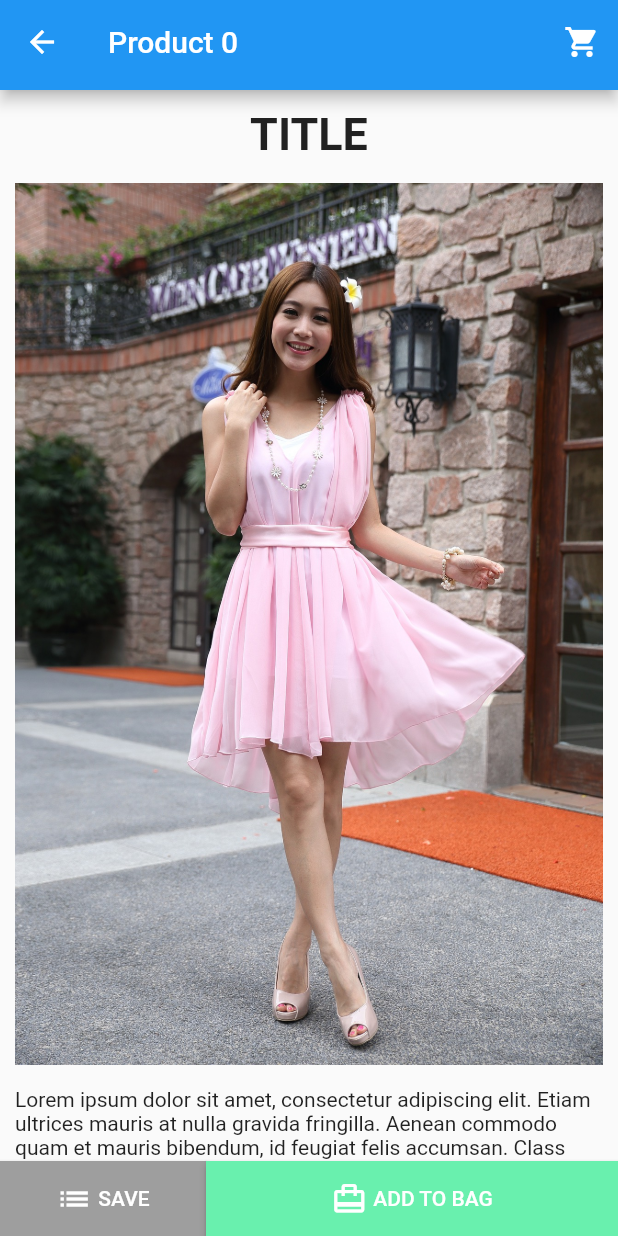
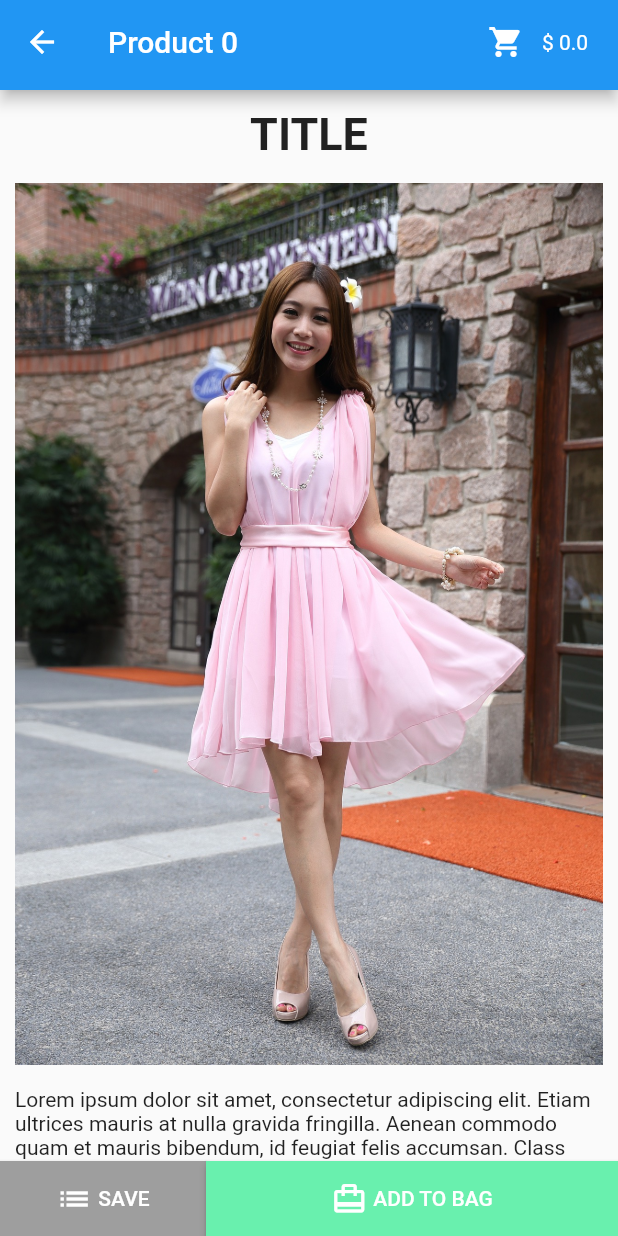
Before and after one commit to ehildingg/ecommerce, a Flutter app: the screen it shows after launch, after a tap on an icon or button, on a phone screen of 412 x 824 dp. Run offline on Flutter 3.47's test engine with Material 2 defaults, Android fonts, the phone set to English and light mode, and no system bars; our stand-ins replace bloc, flutter_bloc.

Commit message:
Added bloc and singleton and some stuff

```diff
--- /dev/null
+++ b/lib/buisness_logic/cubit/cart_cubit.dart
@@ -0,0 +1,10 @@
+import 'package:bloc/bloc.dart';
+import 'package:meta/meta.dart';
+
+part 'cart_state.dart';
+
+class CartCubit extends Cubit<CartState> {
+  CartCubit() : super(CartState(cartSum: 0.0));
+
+  void addToCart() => emit(CartState(cartSum: state.cartSum + 10));
+}
--- /dev/null
+++ b/lib/buisness_logic/cubit/cart_state.dart
@@ -0,0 +1,13 @@
+part of 'cart_cubit.dart';
+
+// Klassen
+
+class CartState {
+  double cartSum;
+
+//Konstruktor
+
+  CartState({
+    required this.cartSum,
+  });
+}
--- /dev/null
+++ b/lib/data/cart_singleton.dart
@@ -0,0 +1,23 @@
+class Cart {
+  static final Cart _cart = Cart._internal();
+
+  double cartValue = 0.0;
+
+  void example() {
+    print(cartValue);
+  }
+
+  double get valueGetter {
+    return cartValue;
+  }
+
+  void valueSetter(double input) {
+    cartValue = cartValue + input;
+  }
+
+  factory Cart() {
+    return _cart;
+  }
+
+  Cart._internal();
+}
--- a/lib/main.dart
+++ b/lib/main.dart
@@ -1,7 +1,17 @@
 import 'package:flutter/material.dart';
 
-import './screens/details_page.dart';
-import './screens/home_page.dart';
+import 'presentation/screens/details_page.dart';
+import 'presentation/screens/home_page.dart';
+import 'package:flutter_bloc/flutter_bloc.dart';
+import 'buisness_logic/cubit/cart_cubit.dart';
+
+// Create Cart Class as a Singleton
+
+// Listen to cart class variable using value notifier
+// Find right position inside bloc/cubit class to introduce value notifier functions
+
+// Nested Scrollview?
+// https://blog.geekyants.com/flutter-e-commerce-backend-app-2d23121fd0c8-2d23121fd0c8
 
 void main() => runApp(const MyApp());
 
@@ -10,12 +20,15 @@ class MyApp extends StatelessWidget {
 
   @override
   Widget build(BuildContext context) {
-    return MaterialApp(
-      debugShowCheckedModeBanner: false,
-      home: const Home(),
-      routes: {
-        DetailsPage.routeName: (context) => const DetailsPage(),
-      },
+    return BlocProvider(
+      create: (context) => CartCubit(),
+      child: MaterialApp(
+        debugShowCheckedModeBanner: false,
+        home: const Home(),
+        routes: {
+          DetailsPage.routeName: (context) => DetailsPage(),
+        },
+      ),
     );
   }
 }
--- a/lib/screens/details_page.dart
+++ b/lib/presentation/screens/details_page.dart
@@ -1,9 +1,12 @@
+import 'package:ecommerce/buisness_logic/cubit/cart_cubit.dart';
 import 'package:flutter/material.dart';
+import 'package:flutter_bloc/flutter_bloc.dart';
 
+import '../../data/cart_singleton.dart';
 import '../widget/global_app_bar.dart';
 
 class DetailsPage extends StatelessWidget {
-  const DetailsPage({super.key});
+  DetailsPage({super.key});
   static const routeName = '/details';
 
   @override
@@ -46,6 +49,20 @@ class DetailsPage extends StatelessWidget {
   }
 
   _buildBottomNavigationBar() {
+    return BottomNavbar();
+  }
+}
+
+class BottomNavbar extends StatelessWidget {
+  BottomNavbar({
+    Key? key,
+  }) : super(key: key);
+
+  var cartSingleton = Cart();
+  var secondCartSingleton = Cart();
+
+  @override
+  Widget build(BuildContext context) {
     return SizedBox(
       height: 50.0,
       child: Row(
@@ -56,7 +73,9 @@ class DetailsPage extends StatelessWidget {
             fit: FlexFit.tight,
             flex: 1,
             child: ElevatedButton(
-              onPressed: () {},
+              onPressed: () {
+                print(cartSingleton.valueGetter);
+              },
               style: ElevatedButton.styleFrom(
                   backgroundColor: Colors.grey,
                   shape: const RoundedRectangleBorder(
@@ -88,7 +107,9 @@ class DetailsPage extends StatelessWidget {
                   backgroundColor: Colors.greenAccent,
                   shape: const RoundedRectangleBorder(
                       borderRadius: BorderRadius.all(Radius.circular(0)))),
-              onPressed: () {},
+              onPressed: () {
+                BlocProvider.of<CartCubit>(context).addToCart();
+              },
               child: Center(
                 child: Row(
                   mainAxisAlignment: MainAxisAlignment.center,
--- a/lib/screens/home_page.dart
+++ b/lib/presentation/screens/home_page.dart
@@ -1,7 +1,7 @@
 import 'package:flutter/material.dart';
 
 import '../widget/details_item.dart';
-import '../dummy_data.dart';
+import '../../data/dummy_data.dart';
 import '../widget/global_app_bar.dart';
 
 class Home extends StatelessWidget {
@@ -26,7 +26,8 @@ class Home extends StatelessWidget {
           },
         ),
       ),
-        bottomNavigationBar: _buildBottomNavigationBar());
+      bottomNavigationBar: _buildBottomNavigationBar(),
+    );
   }
 
   _buildBottomNavigationBar() {
--- a/lib/widget/details_item.dart
+++ b/lib/presentation/widget/details_item.dart
@@ -1,7 +1,7 @@
 import 'package:flutter/material.dart';
 
 import '../screens/details_page.dart';
-import '../dummy_data.dart';
+import '../../data/dummy_data.dart';
 
 class DetailsItem extends StatelessWidget {
   final int index;
--- /dev/null
+++ b/lib/presentation/widget/global_app_bar.dart
@@ -0,0 +1,36 @@
+import '../../buisness_logic/cubit/cart_cubit.dart';
+
+import 'package:flutter/material.dart';
+import 'package:flutter_bloc/flutter_bloc.dart';
+
+class GlobalAppBar extends StatelessWidget implements PreferredSizeWidget {
+  final String title;
+  const GlobalAppBar(this.title, {super.key});
+  @override
+  Size get preferredSize => const Size.fromHeight(60);
+
+  @override
+  Widget build(BuildContext context) {
+    return AppBar(
+      title: Text(title),
+      actions: [
+        Padding(
+          padding: const EdgeInsets.only(right: 20.0),
+          child: Row(
+            children: [
+              IconButton(
+                onPressed: () {},
+                icon: const Icon(Icons.shopping_cart),
+              ),
+              BlocBuilder<CartCubit, CartState>(
+                builder: (context, state) {
+                  return Text('\$ ${state.cartSum}');
+                },
+              )
+            ],
+          ),
+        ),
+      ],
+    );
+  }
+}
--- a/lib/widget/global_app_bar.dart
+++ /dev/null
@@ -1,21 +0,0 @@
-import 'package:flutter/material.dart';
-
-class GlobalAppBar extends StatelessWidget implements PreferredSizeWidget {
-  final String title;
-  const GlobalAppBar(this.title, {super.key});
-  @override
-  Size get preferredSize => const Size.fromHeight(60);
-
-  @override
-  Widget build(BuildContext context) {
-    return AppBar(
-      title: Text(title),
-      actions: [
-        IconButton(
-          onPressed: () {},
-          icon: const Icon(Icons.shopping_cart),
-        ),
-      ],
-    );
-  }
-}
--- a/pubspec.yaml
+++ b/pubspec.yaml
@@ -35,6 +35,7 @@ dependencies:
   # The following adds the Cupertino Icons font to your application.
   # Use with the CupertinoIcons class for iOS style icons.
   cupertino_icons: ^1.0.2
+  flutter_bloc: ^8.1.1
 
 dev_dependencies:
   flutter_test:
```
Also changed, not shown: lib/data/dummy_data.dart (renamed from lib/dummy_data.dart), pubspec.lock. Lines whose indentation alone changed are shown as unchanged.
